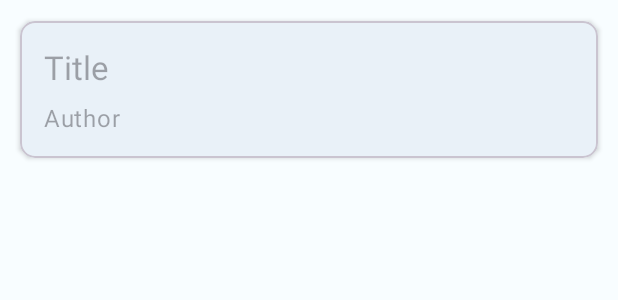
After one commit to trionohidayat/mandiri-news, an Android app: the layout item_article.xml on its own in the app's theme, with its tools: preview values and no code run, on a phone screen of 412 x 824 dp. The commit adds this screen. Shown: the top 300 px of the screen. Run offline under Robolectric (Android 15) with nearby library versions, the phone set to English and light mode, and no system bars.

Commit message:
Ready to use

```diff
--- a/app/build.gradle
+++ b/app/build.gradle
@@ -42,7 +42,6 @@ dependencies {
     implementation 'androidx.appcompat:appcompat:1.6.1'
     implementation 'com.google.android.material:material:1.9.0'
     implementation 'androidx.constraintlayout:constraintlayout:2.1.4'
-    implementation 'androidx.core:core-ktx:+'
     testImplementation 'junit:junit:4.13.2'
     androidTestImplementation 'androidx.test.ext:junit:1.1.5'
     androidTestImplementation 'androidx.test.espresso:espresso-core:3.5.1'
--- a/app/src/main/AndroidManifest.xml
+++ b/app/src/main/AndroidManifest.xml
@@ -1,6 +1,8 @@
 <?xml version="1.0" encoding="utf-8"?>
 <manifest xmlns:android="http://schemas.android.com/apk/res/android"
     xmlns:tools="http://schemas.android.com/tools">
+
+    <uses-permission android:name="android.permission.INTERNET" />
 
     <application
         android:allowBackup="true"
--- /dev/null
+++ b/app/src/main/res/layout/item_article.xml
@@ -0,0 +1,36 @@
+<?xml version="1.0" encoding="utf-8"?>
+<com.google.android.material.card.MaterialCardView xmlns:android="http://schemas.android.com/apk/res/android"
+    xmlns:app="http://schemas.android.com/apk/res-auto"
+    android:layout_width="match_parent"
+    android:layout_height="wrap_content"
+    android:layout_margin="8dp"
+    app:cardCornerRadius="10dp"
+    app:cardElevation="2dp"
+    app:cardUseCompatPadding="true">
+
+    <com.google.android.material.circularreveal.CircularRevealLinearLayout
+        android:layout_width="match_parent"
+        android:layout_height="match_parent"
+        android:orientation="vertical"
+        android:padding="16dp">
+
+        <TextView
+            android:id="@+id/textTitle"
+            android:layout_width="wrap_content"
+            android:layout_height="wrap_content"
+            android:layout_centerInParent="true"
+            android:hint="Title"
+            android:maxLines="2"
+            android:textAppearance="@style/TextAppearance.Material3.TitleLarge" />
+
+        <TextView
+            android:id="@+id/textAuthor"
+            android:layout_width="wrap_content"
+            android:layout_height="wrap_content"
+            android:layout_centerInParent="true"
+            android:layout_marginTop="8dp"
+            android:hint="Author"
+            android:textAppearance="@style/TextAppearance.Material3.BodyLarge" />
+    </com.google.android.material.circularreveal.CircularRevealLinearLayout>
+
+</com.google.android.material.card.MaterialCardView>
--- a/build.gradle
+++ b/build.gradle
@@ -2,5 +2,5 @@
 plugins {
     id 'com.android.application' version '8.0.2' apply false
     id 'com.android.library' version '8.0.2' apply false
-    id 'org.jetbrains.kotlin.android' version '1.9.0-Beta' apply false
+    id 'org.jetbrains.kotlin.android' version '1.8.20' apply false
 }
```
Also changed, not shown: app/src/main/java/com/android/mandirinews/ApiService.kt (added, +16 -0 lines), app/src/main/java/com/android/mandirinews/ArticleAdapter.kt (added, +40 -0 lines), app/src/main/java/com/android/mandirinews/CategoryAdapter.kt (added, +50 -0 lines), app/src/main/java/com/android/mandirinews/MainActivity.kt (+55 -1 lines), app/src/main/java/com/android/mandirinews/ResNews.kt (added, +13 -0 lines), app/src/main/java/com/android/mandirinews/RetrofitClient.kt (added, +18 -0 lines), app/src/main/res/layout/activity_main.xml (+30 -9 lines), app/src/main/res/layout/item_category.xml (added, +28 -0 lines).
